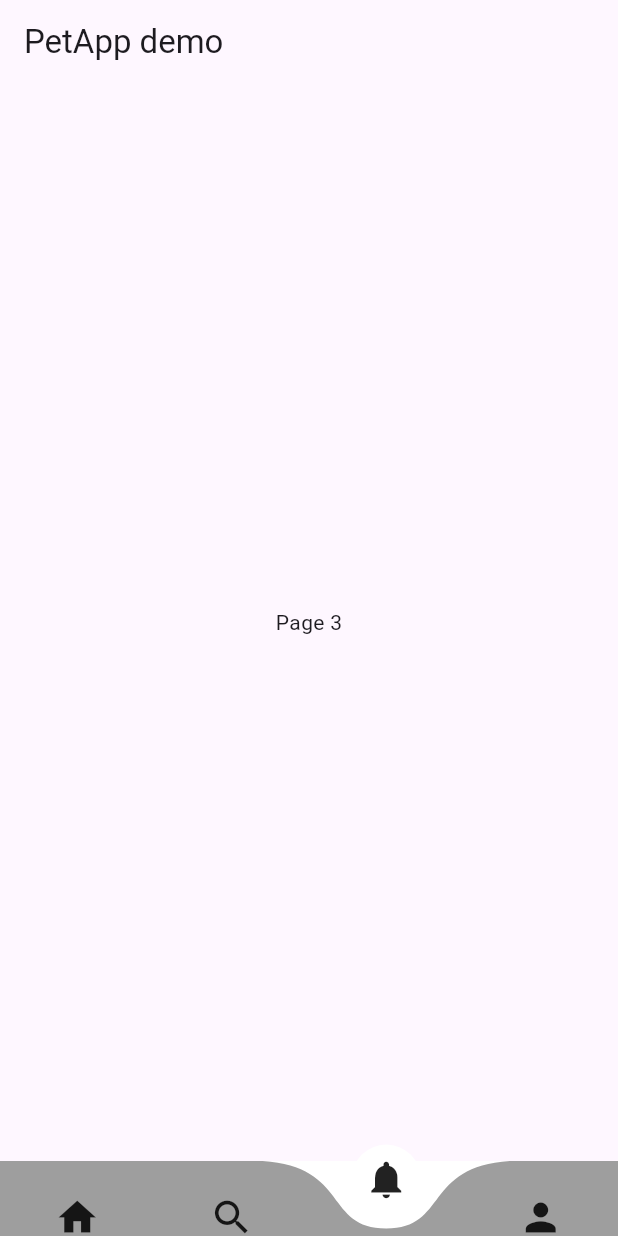
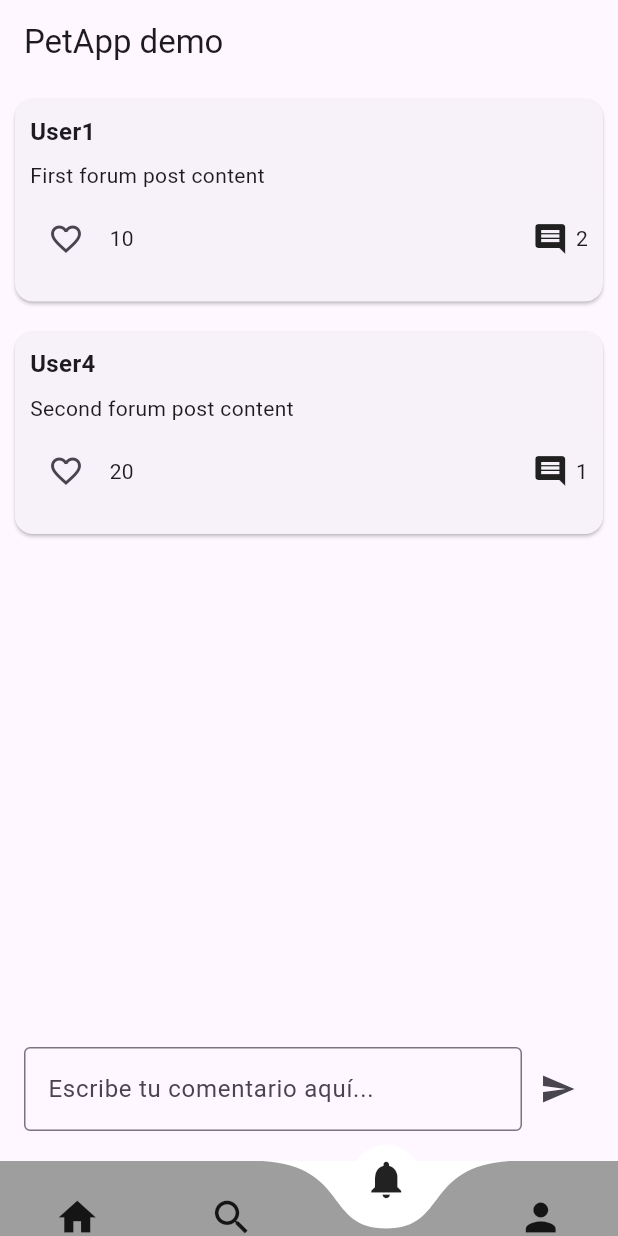
Before and after one commit to JoaquinD26/pets, a Flutter app: the screen it shows after launch, item 3 of the bottom bar chosen, on a phone screen of 412 x 824 dp. Run offline on Flutter 3.47's test engine with Material 3 defaults, Android fonts, the light colour scheme and no system bars; drawn by our look-alikes of curved_navigation_bar.

Commit message:
forum base con emulacion de base de datos y servicio web

```diff
--- a/lib/main.dart
+++ b/lib/main.dart
@@ -125,6 +125,7 @@
 
 import 'package:flutter/material.dart';
 import 'package:curved_navigation_bar/curved_navigation_bar.dart';
+import 'package:pets/pages/forum_view.dart';
 import 'package:pets/pages/profile_view.dart';
 
 void main() {
@@ -161,7 +162,7 @@ class MyHomePageState extends State<MyHomePage> {
   final List<Widget> _pages = [
     const PageOne(),
     const PageTwo(),
-    const PageThree(),
+    const ForumPage(),
     const ProfileView(),
   ];
   /// Actua como comunicador entre el BottomBar y la página que se muestra, cambiando el index de la lista de Widgets _pages
@@ -221,14 +222,3 @@ class PageTwo extends StatelessWidget {
     );
   }
 }
-
-class PageThree extends StatelessWidget {
-  const PageThree({super.key});
-
-  @override
-  Widget build(BuildContext context) {
-    return const Center(
-      child: Text('Page 3'),
-    );
-  }
-}
--- /dev/null
+++ b/lib/models/comment.dart
@@ -0,0 +1,16 @@
+class Comment {
+  final String username;
+  final String content;
+
+  Comment({
+    required this.username,
+    required this.content,
+  });
+
+  factory Comment.fromJson(Map<String, dynamic> json) {
+    return Comment(
+      username: json['username'],
+      content: json['content'],
+    );
+  }
+}
--- /dev/null
+++ b/lib/models/forum_model.dart
@@ -0,0 +1,29 @@
+import 'package:pets/models/comment.dart';
+
+class ForumPost {
+  final String username;
+  final String content;
+  final int likes;
+  final List<Comment> comments;
+
+  ForumPost({
+    required this.username,
+    required this.content,
+    required this.likes,
+    required this.comments,
+  });
+
+  factory ForumPost.fromJson(Map<String, dynamic> json) {
+    // Convertir la lista de comentarios del JSON a una lista de objetos Comment
+    List<Comment> comments = (json['comments'] as List)
+        .map((commentJson) => Comment.fromJson(commentJson))
+        .toList();
+
+    return ForumPost(
+      username: json['username'],
+      content: json['content'],
+      likes: json['likes'],
+      comments: comments,
+    );
+  }
+}
--- /dev/null
+++ b/lib/pages/forum_view.dart
@@ -0,0 +1,297 @@
+import 'package:flutter/material.dart';
+import 'package:pets/models/comment.dart';
+import 'dart:convert';
+import 'package:http/http.dart' as http;
+
+import 'package:pets/models/forum_model.dart';
+
+class ForumPage extends StatefulWidget {
+  const ForumPage({super.key});
+
+  @override
+  ForumPageState createState() => ForumPageState();
+}
+
+class ForumPageState extends State<ForumPage> {
+  List<ForumPost> forumPosts = [];
+
+  @override
+  void initState() {
+    super.initState();
+    // Load forum posts when the page initializes
+    loadForumPosts();
+  }
+
+  ///Método con api de pruebas
+
+  /*void loadForumPosts() async {
+    try {
+      // Realizar la solicitud HTTP GET a la API
+      var response = await http
+          .get(Uri.parse('http://localhost/pruebaApiPets/comments.php'));
+
+      // Verificar si la solicitud fue exitosa (código de respuesta 200)
+      if (response.statusCode == 200) {
+        // Decodificar la cadena JSON
+        Map<String, dynamic> jsonData = json.decode(response.body);
+
+        // Obtener la lista de publicaciones del foro del campo 'data'
+        List<dynamic> postData = jsonData['data'];
+
+        // Crear objetos ForumPost
+        List<ForumPost> loadedPosts = postData.map((post) {
+          // Convertir los comentarios de cada post a objetos Comment
+          List<Comment> comments = [];
+          for (var comment in post['comments']) {
+            comments.add(Comment(
+              username: comment['username'],
+              content: comment['content'],
+            ));
+          }
+          // Crear el objeto ForumPost con los datos del post y los comentarios
+          return ForumPost(
+            username: post['username'],
+            content: post['content'],
+            likes: post['likes'],
+            comments: comments,
+          );
+        }).toList();
+
+        // Actualizar el estado con las publicaciones del foro obtenidas de la API
+        setState(() {
+          forumPosts = loadedPosts;
+        });
+      } else {
+        // Si la solicitud no fue exitosa, imprimir el código de respuesta
+        print(
+            'Error al cargar los posts del foro. Código de respuesta: ${response.statusCode}');
+      }
+    } catch (e) {
+      // Manejar cualquier error que ocurra durante la solicitud
+      print('Error al cargar los posts del foro: $e');
+    }
+  }*/
+
+  ///Método fijo
+void loadForumPosts() async {
+    // Simulate loading forum posts from a server
+    String jsonString = '''
+      {
+        "success": true,
+        "message": "Forum posts loaded successfully.",
+        "data": [
+          {
+            "username": "User1",
+            "content": "First forum post content",
+            "likes": 10,
+            "comments": [
+              {"username": "User2", "content": "Comment 1"},
+              {"username": "User3", "content": "Comment 2"}
+            ]
+          },
+          {
+            "username": "User4",
+            "content": "Second forum post content",
+            "likes": 20,
+            "comments": [
+              {"username": "User5", "content": "Comment 3"}
+            ]
+          }
+        ]
+      }
+    ''';
+
+    // Decode JSON string
+    Map<String, dynamic> jsonData = json.decode(jsonString);
+    List<dynamic> postData = jsonData['data'];
+
+    // Create ForumPost objects
+    List<ForumPost> loadedPosts = postData.map((post) {
+      List<Comment> comments = [];
+      for (var comment in post['comments']) {
+        comments.add(Comment(
+          username: comment['username'],
+          content: comment['content'],
+        ));
+      }
+      return ForumPost(
+        username: post['username'],
+        content: post['content'],
+        likes: post['likes'],
+        comments: comments,
+      );
+    }).toList();
+
+    setState(() {
+      forumPosts = loadedPosts;
+    });
+  }
+
+
+  @override
+  Widget build(BuildContext context) {
+    return Scaffold(
+      body: Column(
+        children: [
+          Flexible(
+            child: ListView.builder(
+              itemCount: forumPosts.length,
+              itemBuilder: (context, index) {
+                return ForumPostCard(
+                  forumPost: forumPosts[index],
+                );
+              },
+            ),
+          ),
+          Padding(
+            padding: EdgeInsets.symmetric(horizontal: 16),
+            child: Row(
+              children: [
+                Expanded(
+                  child: TextFormField(
+                    decoration: InputDecoration(
+                      hintText: 'Escribe tu comentario aquí...',
+                      border: OutlineInputBorder(),
+                    ),
+                  ),
+                ),
+                IconButton(
+                  icon: Icon(Icons.send),
+                  onPressed: () {
+                    // Implement functionality to post comment as a reply
+                  },
+                ),
+              ],
+            ),
+          ),
+          const SizedBox(height: 20,)
+        ],
+      ),
+    );
+  }
+}
+
+class ForumPostCard extends StatefulWidget {
+  final ForumPost forumPost;
+
+  ForumPostCard({required this.forumPost});
+
+  @override
+  _ForumPostCardState createState() => _ForumPostCardState();
+}
+
+class _ForumPostCardState extends State<ForumPostCard> {
+  bool _expanded = false;
+  bool _liked = false;
+  bool _showCommentField = false; // Track if comment field is visible
+
+  @override
+  Widget build(BuildContext context) {
+    return Card(
+      margin: EdgeInsets.all(10),
+      child: InkWell(
+        onTap: () {
+          setState(() {
+            _expanded = !_expanded;
+            _showCommentField = !_showCommentField;
+          });
+        },
+        child: Padding(
+          padding: EdgeInsets.all(10),
+          child: Column(
+            crossAxisAlignment: CrossAxisAlignment.start,
+            children: [
+              Text(
+                widget.forumPost.username,
+                style: TextStyle(
+                  fontWeight: FontWeight.bold,
+                  fontSize: 16,
+                ),
+              ),
+              SizedBox(height: 8),
+              Text(widget.forumPost.content),
+              SizedBox(height: 8),
+              Row(
+                mainAxisAlignment: MainAxisAlignment.spaceBetween,
+                children: [
+                  Row(
+                    children: [
+                      IconButton(
+                        icon: _liked
+                            ? Icon(Icons.favorite)
+                            : Icon(Icons.favorite_border),
+                        onPressed: () {
+                          setState(() {
+                            _liked = !_liked;
+                          });
+                          _likePost();
+                        },
+                      ),
+                      SizedBox(width: 5),
+                      Text('${widget.forumPost.likes}'),
+                    ],
+                  ),
+                  Row(
+                    children: [
+                      Icon(Icons.comment),
+                      SizedBox(width: 5),
+                      Text('${widget.forumPost.comments.length}'),
+                    ],
+                  ),
+                ],
+              ),
+              SizedBox(height: 8),
+              if (_expanded)
+                ListView.builder(
+                  shrinkWrap: true,
+                  physics: NeverScrollableScrollPhysics(),
+                  itemCount: widget.forumPost.comments.length,
+                  itemBuilder: (context, index) {
+                    return Column(
+                      children: [
+                        ListTile(
+                          title:
+                              Text(widget.forumPost.comments[index].username),
+                          subtitle:
+                              Text(widget.forumPost.comments[index].content),
+                        ),
+                      ],
+                    );
+                  },
+                ),
+              if (_showCommentField)
+                Padding(
+                  padding: EdgeInsets.symmetric(horizontal: 16),
+                  child: Row(
+                    children: [
+                      const SizedBox(
+                        height: 20,
+                      ),
+                      Expanded(
+                        child: TextFormField(
+                          decoration: InputDecoration(
+                            hintText: 'Escribe tu comentario aquí...',
+                            border: OutlineInputBorder(),
+                          ),
+                        ),
+                      ),
+                      IconButton(
+                        icon: Icon(Icons.send),
+                        onPressed: () {
+                          // Implement functionality to post comment as a reply
+                        },
+                      ),
+                    ],
+                  ),
+                ),
+            ],
+          ),
+        ),
+      ),
+    );
+  }
+
+  void _likePost() {
+    // Implement like functionality
+  }
+}
--- a/pubspec.yaml
+++ b/pubspec.yaml
@@ -31,6 +31,8 @@ dependencies:
   flutter:
     sdk: flutter
   webview_flutter: ^2.0.14
+  http: ^1.2.1
+
 
 
   # The following adds the Cupertino Icons font to your application.
```
Also changed, not shown: pubspec.lock.
